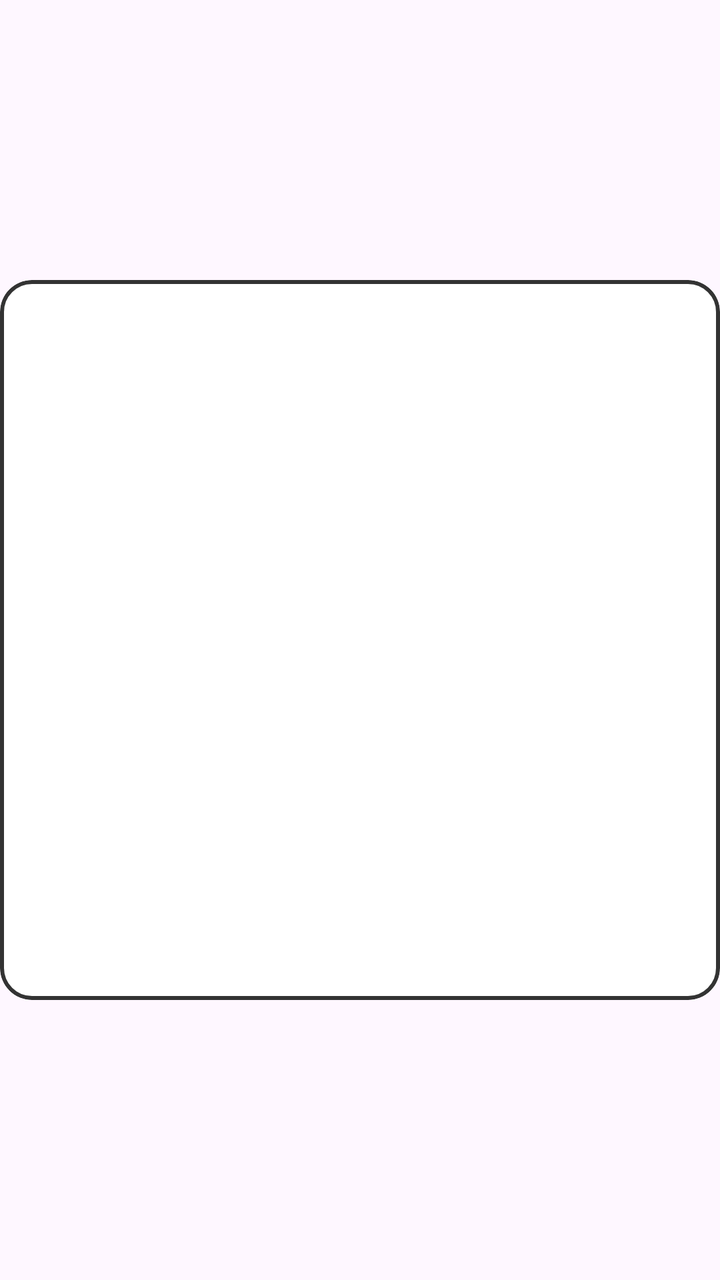
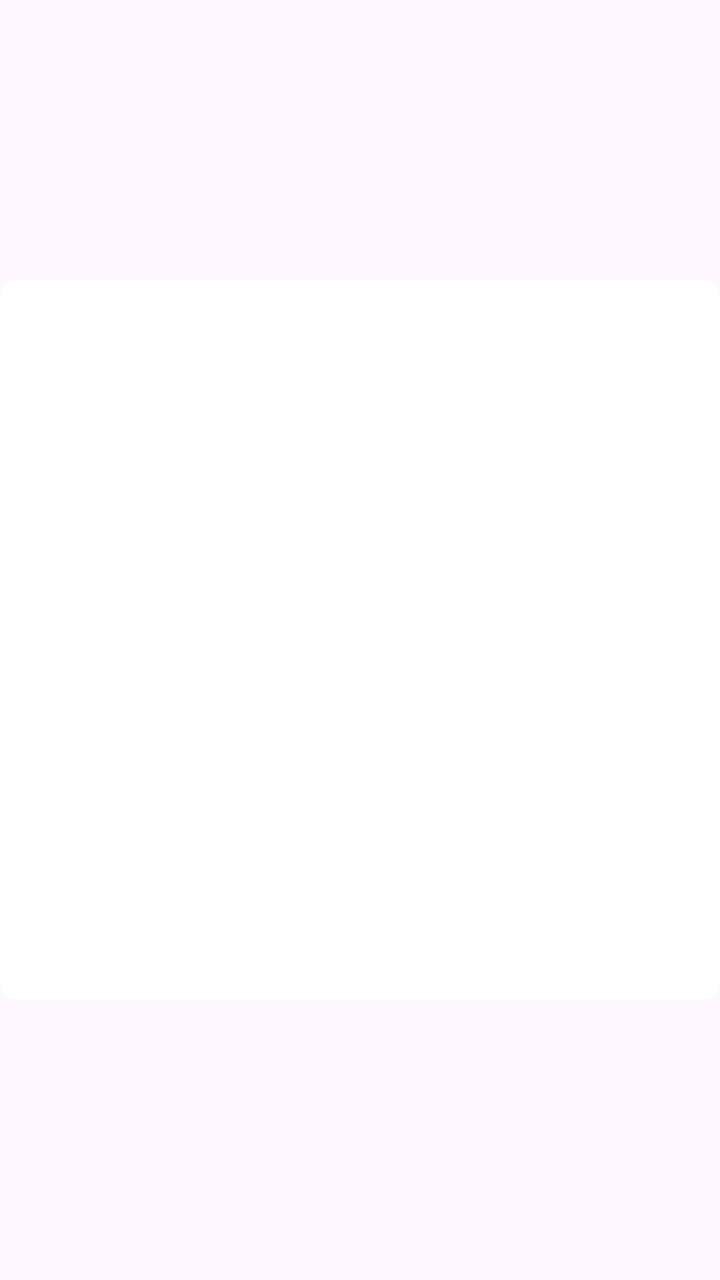

Screens rendered from an Android XML layout before and after an edit, with the pre-edit source and the edit as a unified diff.
<!-- AndroidManifest.xml: application theme Theme.BaseProject -->
<!-- res/layout/item_sticker.xml -->
<?xml version="1.0" encoding="utf-8"?>
<androidx.constraintlayout.widget.ConstraintLayout xmlns:android="http://schemas.android.com/apk/res/android"
    xmlns:app="http://schemas.android.com/apk/res-auto"
    android:layout_width="match_parent"
    android:layout_margin="4.5dp"
    android:layout_height="wrap_content">

    <FrameLayout
        android:layout_width="0dp"
        android:layout_height="0dp"
        app:layout_constraintBottom_toBottomOf="parent"
        app:layout_constraintDimensionRatio="1:1"
        app:layout_constraintEnd_toEndOf="parent"
        app:layout_constraintStart_toStartOf="parent"
        app:layout_constraintTop_toTopOf="parent">

        <com.google.android.material.card.MaterialCardView
            android:id="@+id/cardSticker"
            android:layout_width="match_parent"
            android:layout_height="match_parent"
            app:strokeColor="#333333"
            app:strokeWidth="2dp"
            app:cardBackgroundColor="@color/white"
            app:cardCornerRadius="16dp"
            app:cardElevation="0dp">

            <ImageView
                android:id="@+id/imvSticker"
                android:layout_width="match_parent"
                android:layout_height="match_parent"
                android:scaleType="fitCenter" />

        </com.google.android.material.card.MaterialCardView>

    </FrameLayout>

</androidx.constraintlayout.widget.ConstraintLayout>
<!-- resources referenced by this layout -->
<resources>
  <color name="white">#FFFFFFFF</color>
  <style name="Theme.BaseProject" parent="Base.Theme.BaseProject" />
  <style name="Base.Theme.BaseProject" parent="Theme.Material3.Light.NoActionBar">
          <item name="android:windowTranslucentStatus">false</item>
          <item name="android:statusBarColor">@android:color/transparent</item>
          <item name="android:windowSoftInputMode">adjustResize</item>
      </style>
</resources>

<!-- the commit's change to res/layout/item_sticker.xml (unified diff, before → after) -->
@@ -2,7 +2,7 @@
 <androidx.constraintlayout.widget.ConstraintLayout xmlns:android="http://schemas.android.com/apk/res/android"
     xmlns:app="http://schemas.android.com/apk/res-auto"
     android:layout_width="match_parent"
-    android:layout_margin="4.5dp"
+    android:layout_margin="4.dp"
     android:layout_height="wrap_content">
 
     <FrameLayout
@@ -18,10 +18,9 @@
             android:id="@+id/cardSticker"
             android:layout_width="match_parent"
             android:layout_height="match_parent"
-            app:strokeColor="#333333"
-            app:strokeWidth="2dp"
             app:cardBackgroundColor="@color/white"
-            app:cardCornerRadius="16dp"
+            app:cardCornerRadius="8dp"
+            app:strokeColor="@color/transparent"
             app:cardElevation="0dp">
 
             <ImageView
<!-- resource entries referenced after the edit -->
@@ -1,5 +1,6 @@
 <!-- resources referenced by this layout -->
 <resources>
+  <color name="transparent">#00FFFFFF</color>
   <color name="white">#FFFFFFFF</color>
   <style name="Theme.BaseProject" parent="Base.Theme.BaseProject" />
   <style name="Base.Theme.BaseProject" parent="Theme.Material3.Light.NoActionBar">
